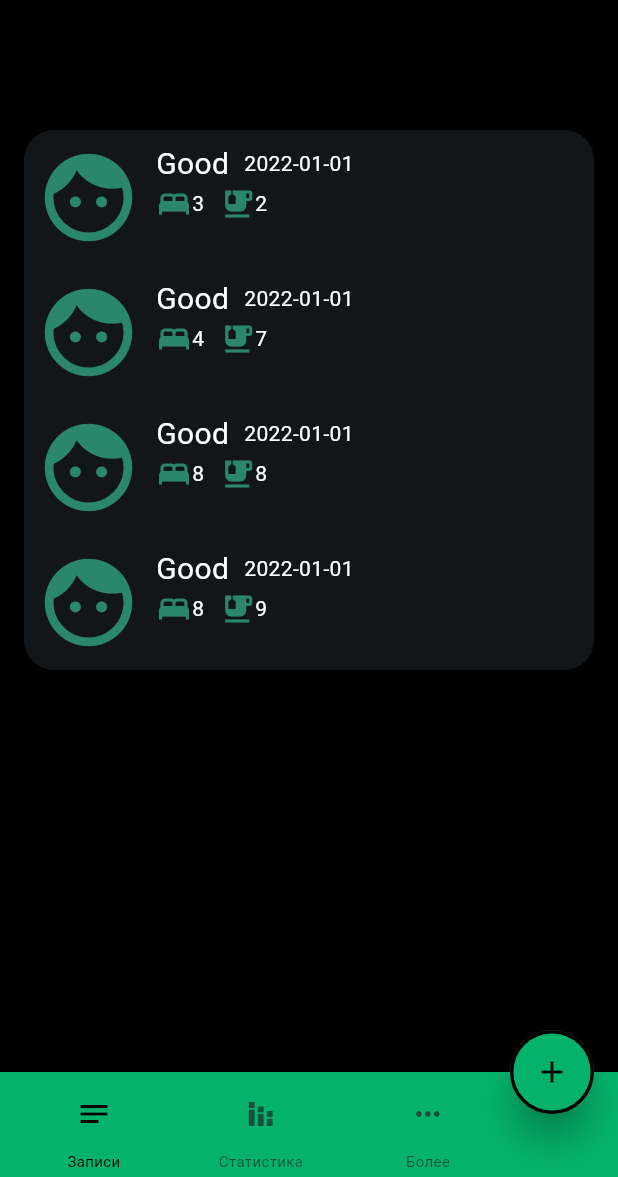
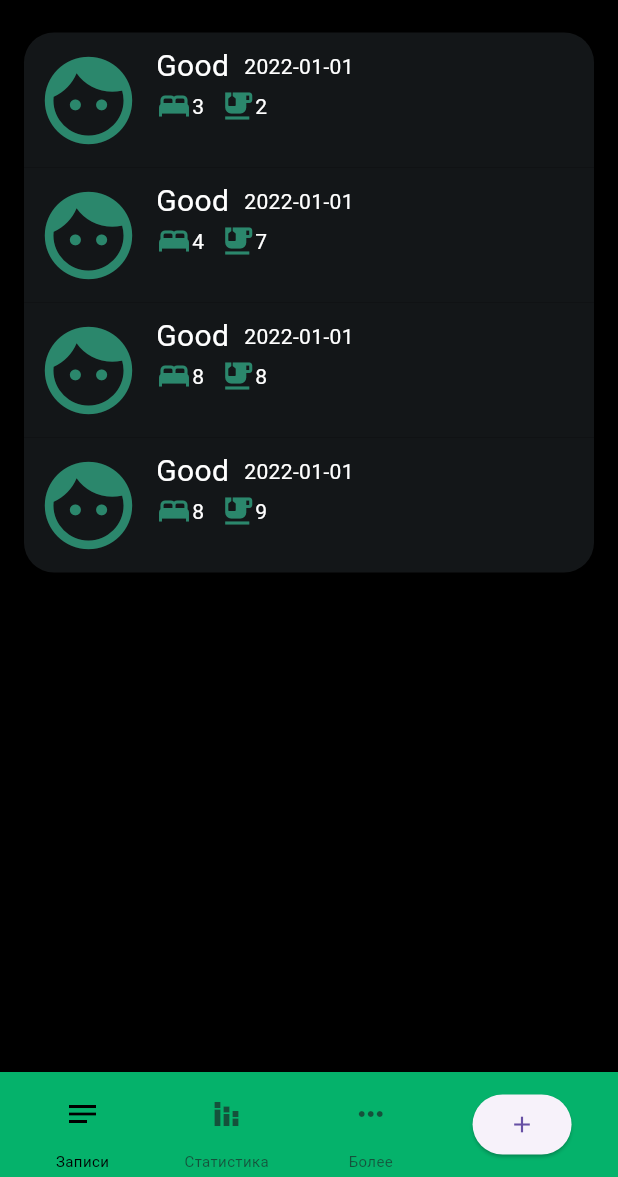
Before and after one commit to MipzZz/daylio_clone, a Flutter app: the screen it shows after launch, on a phone screen of 412 x 824 dp, the part 59-1236 px from its top. Run offline on Flutter 3.47's test engine with Material 3 defaults, Android fonts, the phone set to English and light mode, and no system bars; our stand-ins replace drift, flutter_svg; accounts and stored records are empty; generated files the repository leaves out were written again.

Commit message:
Изменил импорты на package

```diff
--- a/lib/src/features/main_screen/presentation/main_screen.dart
+++ b/lib/src/features/main_screen/presentation/main_screen.dart
@@ -1,13 +1,11 @@
 import 'package:daylio_clone/src/core/presentation/assets/colors/app_colors.dart';
+import 'package:daylio_clone/src/features/more/presentation/more_widget.dart';
+import 'package:daylio_clone/src/features/notes_list/presentation/notes_widget.dart';
 import 'package:daylio_clone/src/features/sample_feature/domain/provider/notes_provider/notes_provider.dart';
+import 'package:daylio_clone/src/features/statistic/presentation/statistic_widget.dart';
 import 'package:flutter/material.dart';
 import 'package:intl/intl.dart';
 import 'package:provider/provider.dart';
-
-import '../../more/presentation/more_widget.dart';
-import '../../notes_list/presentation/notes_widget.dart';
-import '../../statistic/presentation/statistic_widget.dart';
-
 class MainScreenWidget extends StatefulWidget {
   const MainScreenWidget({super.key});
 
@@ -41,6 +39,7 @@ class _MainScreenWidgetState extends State<MainScreenWidget> {
   @override
   Widget build(BuildContext context) {
     return Scaffold(
+      extendBody: true,
       appBar: AppBar(
         title: Row(
           mainAxisSize: MainAxisSize.max,
@@ -78,17 +77,17 @@ class _MainScreenWidgetState extends State<MainScreenWidget> {
         index: _selectedTab,
         children: _tabs,
       ),
-      floatingActionButtonLocation: FloatingActionButtonLocation.endDocked,
-      floatingActionButton: FloatingActionButton(
-        onPressed: _addNote,
-        backgroundColor: AppColors.bottomNavigationBarBackground,
-        shape: const CircleBorder(
-          side: BorderSide(color: AppColors.background, width: 2.3),
-        ),
-        foregroundColor: Colors.black,
-        elevation: 10,
-        child: const Icon(Icons.add),
-      ),
+      // floatingActionButtonLocation: FloatingActionButtonLocation.endDocked,
+      // floatingActionButton: FloatingActionButton(
+      //   onPressed: _addNote,
+      //   backgroundColor: AppColors.bottomNavigationBarBackground,
+      //   shape: const CircleBorder(
+      //     side: BorderSide(color: AppColors.background, width: 2.3),
+      //   ),
+      //   foregroundColor: Colors.black,
+      //   elevation: 10,
+      //   child: const Icon(Icons.add),
+      // ),
       bottomNavigationBar: BottomAppBar(
         padding: const EdgeInsets.symmetric(horizontal: 9.0, vertical: 0.0),
         height: 70.0,
@@ -165,7 +164,11 @@ class _MainScreenWidgetState extends State<MainScreenWidget> {
                 ),
               ],
             ),
-            const SizedBox(width: 5),
+            // const SizedBox(width: 5),
+            ElevatedButton(
+              onPressed: () {},
+              child: Icon(Icons.add),
+            )
           ],
         ),
       ),
--- /dev/null
+++ b/lib/src/features/notes_list/domain/provider/notes_provider/notes_provider.dart
@@ -0,0 +1,5 @@
+import 'package:flutter/material.dart';
+
+class NotesProvider extends ChangeNotifier{
+
+}
--- a/lib/src/features/notes_list/presentation/notes_widget.dart
+++ b/lib/src/features/notes_list/presentation/notes_widget.dart
@@ -70,7 +70,7 @@ class _NotesWidgetState extends State<NotesWidget> {
     return Stack(
       children: [
         ListView.builder(
-          padding: const EdgeInsets.only(top: 70),
+          padding: const EdgeInsets.only(top: 5),
           itemCount: _notes.length,
           itemExtent: 90,
           itemBuilder: (BuildContext context, int index) {
--- a/lib/src/features/widgets/food_row_widget.dart
+++ b/lib/src/features/widgets/food_row_widget.dart
@@ -1,6 +1,7 @@
+import 'package:daylio_clone/src/features/widgets/dropdown_widget.dart';
 import 'package:flutter/material.dart';
 
-import 'dropdown_widget.dart';
+
 
 class FoodRowWidget extends StatelessWidget {
   const FoodRowWidget({super.key});
--- a/lib/src/features/widgets/mood_row_widget.dart
+++ b/lib/src/features/widgets/mood_row_widget.dart
@@ -1,6 +1,7 @@
+import 'package:daylio_clone/src/features/widgets/dropdown_widget.dart';
 import 'package:flutter/material.dart';
 
-import 'dropdown_widget.dart';
+
 
 class MoodRowWidget extends StatelessWidget {
   const MoodRowWidget({
--- a/lib/src/features/widgets/sleep_row_widget.dart
+++ b/lib/src/features/widgets/sleep_row_widget.dart
@@ -1,6 +1,7 @@
+import 'package:daylio_clone/src/features/widgets/dropdown_widget.dart';
 import 'package:flutter/material.dart';
 
-import 'dropdown_widget.dart';
+
 
 class SleepRowWidget extends StatelessWidget {
   const SleepRowWidget({
```
Also changed, not shown: lib/src/core/data/source/local/db/drift_storage.g.dart (added).
